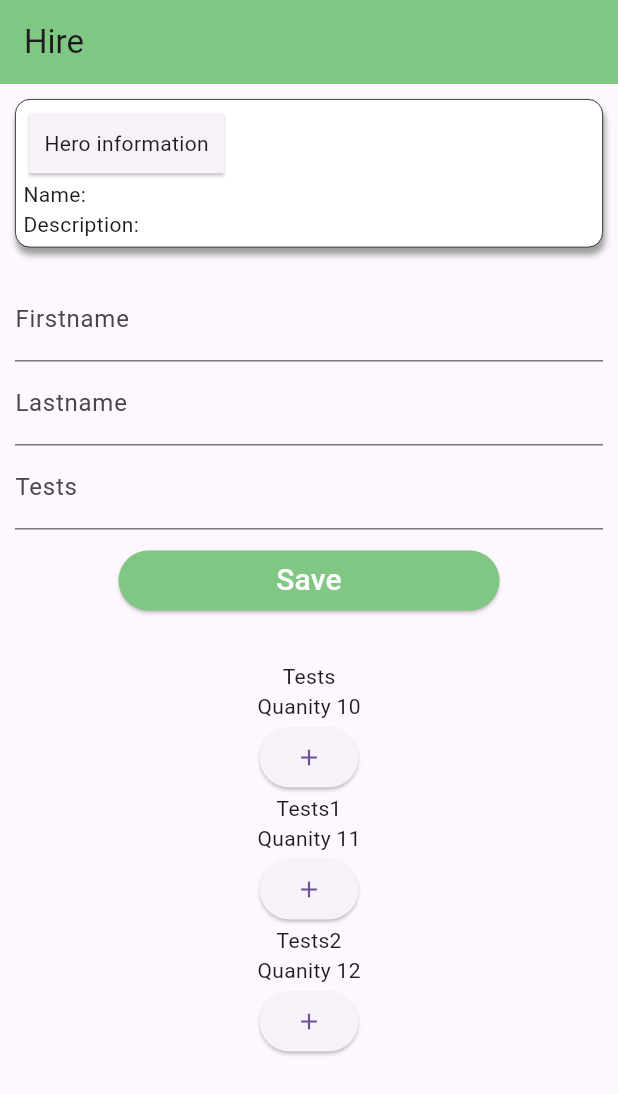
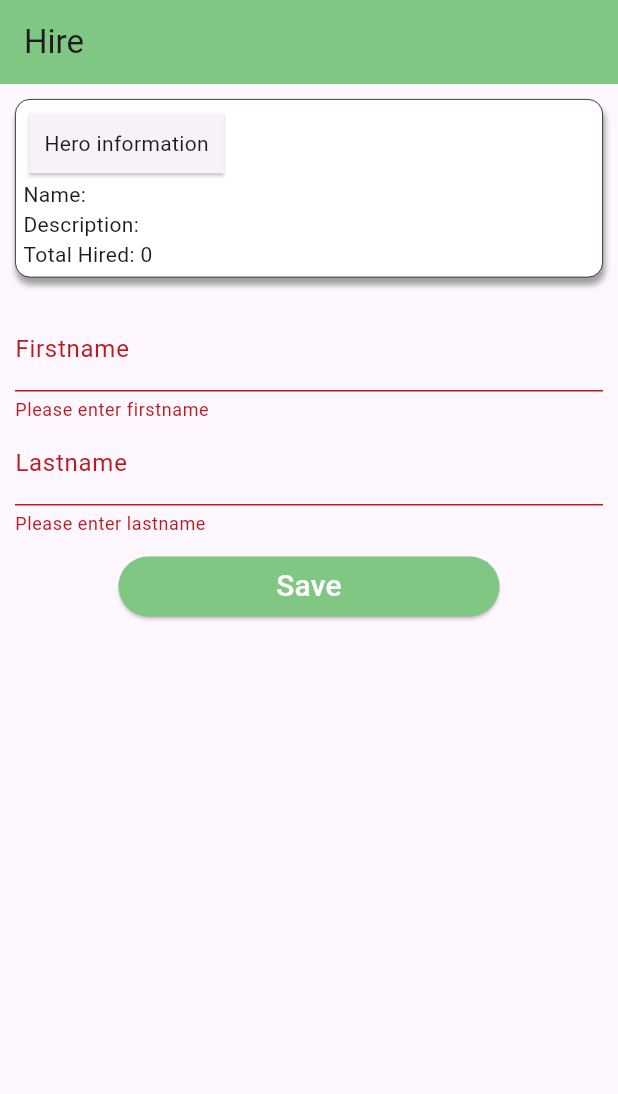
Before and after one commit to lisandrobatiancila/hero-fe, a Flutter app: the HirePage screen opened directly with empty values, after a tap on "Save", on a phone screen of 412 x 824 dp. Shown: the top 1094 px of the screen. Run offline on Flutter 3.47's test engine with Material 3 defaults, Android fonts, the phone set to English and light mode, and no system bars; our stand-ins replace fluttertoast; missing offline and left inert: bulleted_list, dart:ffi; network calls fail.

Commit message:
hire functionality

```diff
--- a/lib/src/features/dashboard/presentation/index.dart
+++ b/lib/src/features/dashboard/presentation/index.dart
@@ -5,7 +5,7 @@ import 'package:flutter/material.dart';
 import 'package:heroes/src/features/dashboard/service/dashboard.service.dart';
 import 'package:heroes/src/features/details/presentation/index.dart';
 import 'package:heroes/src/features/hire/presentation/index.dart';
-import 'package:heroes/src/features/shared/data/hero.domain.dart';
+import 'package:heroes/src/shared/data/hero.domain.dart';
 
 class DashBoardPage extends StatelessWidget {
   @override
@@ -73,6 +73,7 @@ class _DashBaord extends State<DashBoard> {
                 Text("Name: ${heroList[index].name}"),
                 Text("Power: ${heroList[index].power}"),
                 Text("Desc.: ${heroList[index].description}"),
+                Text("Total Hired: ${heroList[index].hiredCount}"),
                 Row(
                   mainAxisAlignment: MainAxisAlignment.center,
                   children: <Widget>[
--- a/lib/src/features/dashboard/service/dashboard.service.dart
+++ b/lib/src/features/dashboard/service/dashboard.service.dart
@@ -1,8 +1,8 @@
 import 'dart:convert';
 
-import 'package:heroes/src/features/shared/data/hero.data.dart';
-import 'package:heroes/src/features/shared/data/hero.domain.dart';
-import 'package:heroes/src/features/shared/ip/shared.constant.dart';
+import 'package:heroes/src/shared/data/hero.data.dart';
+import 'package:heroes/src/shared/data/hero.domain.dart';
+import 'package:heroes/src/shared/ip/shared.constant.dart';
 import 'package:http/http.dart' as http;
 
 class DashBoardService {
--- a/lib/src/features/details/presentation/index.dart
+++ b/lib/src/features/details/presentation/index.dart
@@ -1,7 +1,7 @@
 import 'dart:convert';
 
 import 'package:flutter/material.dart';
-import 'package:heroes/src/features/shared/data/hero.domain.dart';
+import 'package:heroes/src/shared/data/hero.domain.dart';
 import 'package:heroes/src/utility/hero.description.dart';
 import 'package:heroes/src/utility/string.dart';
 import 'package:bulleted_list/bulleted_list.dart';
--- /dev/null
+++ b/lib/src/features/hire/data/hireDTO.dart
@@ -0,0 +1,7 @@
+class HireHeroDTO {
+  final int heroID;
+  final String firstName;
+  final String lastName;
+
+  HireHeroDTO(this.heroID, this.firstName, this.lastName);
+}
--- a/lib/src/features/hire/presentation/index.dart
+++ b/lib/src/features/hire/presentation/index.dart
@@ -1,7 +1,10 @@
 import 'package:flutter/material.dart';
 import 'package:flutter/widgets.dart';
-import 'package:heroes/src/features/hire/domain/hire.test.dart';
-import 'package:heroes/src/features/shared/data/hero.domain.dart';
+import 'package:fluttertoast/fluttertoast.dart';
+import 'package:heroes/src/features/hire/data/hireDTO.dart';
+import 'package:heroes/src/features/hire/domain/hire.domain.dart';
+import 'package:heroes/src/features/hire/service/hire.service.dart';
+import 'package:heroes/src/shared/data/hero.domain.dart';
 
 class HirePage extends StatefulWidget{
   HirePage({required this.hero});
@@ -13,17 +16,36 @@ class HirePage extends StatefulWidget{
 
 class _HirePage extends State<HirePage> {
   late HeroDomain hero;
-  List<HireTestData> records = [
-    HireTestData(quantity: 10, name: "Tests"),
-    HireTestData(quantity: 11, name: "Tests1"),
-    HireTestData(quantity: 12, name: "Tests2"),
-  ];
+  HireHeroService _hireHeroService = HireHeroService();
+  TextEditingController _firstNameController = TextEditingController();
+  TextEditingController _lastNameController = TextEditingController();
+  final _formKey = GlobalKey<FormState>();
+  // List<HireTestData> records = [
+  //   HireTestData(quantity: 10, name: "Tests"),
+  //   HireTestData(quantity: 11, name: "Tests1"),
+  //   HireTestData(quantity: 12, name: "Tests2"),
+  // ];
 
   @override
   void initState() {
     // TODO: implement initState
     super.initState();
     hero = widget.hero;
+  }
+
+  void onSaveHiredHero () {
+    if (_formKey.currentState!.validate()) {
+      HireHeroDTO hireHero = HireHeroDTO(hero.id, _firstNameController.text, _lastNameController.text);
+      var response = _hireHeroService.hireHero(hireHero);
+
+      response.then((value) {
+        var code = value?.code;
+        var message = value?.message ?? "";
+        if (code == 200) {
+          Fluttertoast.showToast(msg: message);
+        }
+      });
+    }
   }
 
   @override
@@ -66,30 +88,46 @@ class _HirePage extends State<HirePage> {
                     ),
                   ),
                   Text("Name: ${hero.name}"),
-                  Text("Description: ${hero.description}")
+                  Text("Description: ${hero.description}"),
+                  Text("Total Hired: ${hero.hiredCount}")
                 ],
               ),
             ),
             Container(
               margin: const EdgeInsets.symmetric(vertical: 20.0),
               child: Form(
+                key: _formKey,
                 child: Column(
                   children: <Widget>[
                     TextFormField(
+                      controller: _firstNameController,
+                      validator: (value) {
+                        if (value == null || value.isEmpty) {
+                          return "Please enter firstname";
+                        }
+                        return null;
+                      },
                       decoration: const InputDecoration(
                         labelText: "Firstname"
                       ),
                     ),
                     TextFormField(
+                      controller: _lastNameController,
+                      validator: (value) {
+                        if (value == null || value.isEmpty) {
+                          return "Please enter lastname";
+                        }
+                        return null;
+                      },
                       decoration: const InputDecoration(
                         labelText: "Lastname"
                       ),
                     ),
-                    textFormFieldCustom("Tests", decoration: InputDecoration(labelText: "tests")),
+                    // textFormFieldCustom("Tests", decoration: InputDecoration(labelText: "tests")),
                     Container(
                       margin: const EdgeInsets.symmetric(vertical: 10.0),
                       child: ElevatedButton(
-                        onPressed: () {},
+                        onPressed: onSaveHiredHero,
                         style: ElevatedButton.styleFrom(
                           backgroundColor: Colors.green[300],
                         ),
@@ -110,40 +148,40 @@ class _HirePage extends State<HirePage> {
                 ),
               ),
             ),
-            ListView.builder(
-              shrinkWrap: true,
-              // physics: const NeverScrollableScrollPhysics(),
-              itemCount: records.length,
-              itemBuilder: (context, index) {
-                return Column(
-                  children: <Widget>[
-                    Text(records[index].name),
-                    Text('Quanity ${records[index].quantity}'),
-                    ElevatedButton(onPressed: () {
-                      records[index].quantity += 1;
-                      setState(() {
+            // ListView.builder(
+            //   shrinkWrap: true,
+            //   // physics: const NeverScrollableScrollPhysics(),
+            //   itemCount: records.length,
+            //   itemBuilder: (context, index) {
+            //     return Column(
+            //       children: <Widget>[
+            //         Text(records[index].name),
+            //         Text('Quanity ${records[index].quantity}'),
+            //         ElevatedButton(onPressed: () {
+            //           records[index].quantity += 1;
+            //           setState(() {
 
-                      });
-                    },
-                    child: Icon(Icons.add))
-                  ],
-                );
-            })
+            //           });
+            //         },
+            //         child: Icon(Icons.add))
+            //       ],
+            //     );
+            // })
           ],
         ),
       ),
     );
   }
 
-  Widget textFormFieldCustom (String hint, {InputDecoration? decoration}) {
-    return TextFormField(
-      decoration: InputDecoration(
-        labelText: hint
-      )
-    );
-  }
+  // Widget textFormFieldCustom (String hint, {InputDecoration? decoration}) {
+  //   return TextFormField(
+  //     decoration: InputDecoration(
+  //       labelText: hint
+  //     )
+  //   );
+  // }
 
-  Widget customContainer () {
-    return Image.asset("images/one.jpeg");
-  }
+  // Widget customContainer () {
+  //   return Image.asset("images/one.jpeg");
+  // }
 }
--- a/lib/src/features/login/service/login.service.dart
+++ b/lib/src/features/login/service/login.service.dart
@@ -4,7 +4,7 @@ import 'dart:io';
 import 'package:fluttertoast/fluttertoast.dart';
 import 'package:heroes/src/features/login/data/loginDTO.dart';
 import 'package:heroes/src/features/login/domain/login.domain.dart';
-import 'package:heroes/src/features/shared/ip/shared.constant.dart';
+import 'package:heroes/src/shared/ip/shared.constant.dart';
 import 'package:http/http.dart' as http;
 
 class LoginService {
--- a/lib/src/features/shared/data/hero.domain.dart
+++ /dev/null
@@ -1,19 +0,0 @@
-class HeroDomain {
-  final int id;
-  final String name;
-  final String power;
-  final String description;
-
-  HeroDomain({required this.id, required this.name, required this.power, required this.description});
-
-  factory HeroDomain.fromJson(Map<String, dynamic> json) => HeroDomain(
-      id: json['id'] ?? 0,
-      name: json['name']?? "",
-      power: json['power']?? "",
-      description: json['description']?? ""
-    );
-
-  Map<String, dynamic> toJson() {
-    return {'id':id , 'name': id, 'power': power, 'description': description};
-  }
-}
--- a/lib/src/features/shared/ip/shared.constant.dart
+++ /dev/null
@@ -1,4 +0,0 @@
-class SharedConstants {
-  static const String ip = "10.10.8.142";
-
-}
--- a/lib/src/features/shared/service/shared.service.dart
+++ /dev/null
@@ -1,6 +0,0 @@
-import 'package:heroes/src/features/shared/ip/shared.constant.dart';
-import 'package:http/http.dart' as http;
-
-class SharedService {
-
-}
--- a/lib/src/features/signup/service/signup.service.dart
+++ b/lib/src/features/signup/service/signup.service.dart
@@ -1,7 +1,7 @@
 import 'dart:convert';
 
 import 'package:fluttertoast/fluttertoast.dart';
-import 'package:heroes/src/features/shared/ip/shared.constant.dart';
+import 'package:heroes/src/shared/ip/shared.constant.dart';
 import 'package:heroes/src/features/signup/data/signup.data.dart';
 import 'package:heroes/src/features/signup/domain/signup.domain.dart';
 import 'package:http/http.dart' as http;
--- /dev/null
+++ b/lib/src/shared/data/hero.domain.dart
@@ -0,0 +1,21 @@
+class HeroDomain {
+  final int id;
+  final String name;
+  final String power;
+  final String description;
+  final int hiredCount;
+
+  HeroDomain({required this.id, required this.name, required this.power, required this.description, required this.hiredCount});
+
+  factory HeroDomain.fromJson(Map<String, dynamic> json) => HeroDomain(
+      id: json['id'] ?? 0,
+      name: json['name']?? "",
+      power: json['power']?? "",
+      description: json['description']?? "",
+      hiredCount: json['hire_count'] ?? "",
+    );
+
+  Map<String, dynamic> toJson() {
+    return {'id':id , 'name': id, 'power': power, 'description': description, "hire_count": hiredCount};
+  }
+}
--- /dev/null
+++ b/lib/src/shared/domain/shared.domain.dart
@@ -0,0 +1,11 @@
+class ResponseDomain {
+  final int code;
+  final String message;
+
+  ResponseDomain({required this.code, required this.message});
+
+  factory ResponseDomain.fromJson (Map<String, dynamic> json) => ResponseDomain(
+    code: json['code'],
+    message: json['message'],
+  );
+}
--- /dev/null
+++ b/lib/src/shared/ip/shared.constant.dart
@@ -0,0 +1,4 @@
+class SharedConstants {
+  static const String ip = "192.168.119.134";
+
+}
--- /dev/null
+++ b/lib/src/shared/service/shared.service.dart
@@ -0,0 +1,6 @@
+import 'package:heroes/src/shared/ip/shared.constant.dart';
+import 'package:http/http.dart' as http;
+
+class SharedService {
+
+}
--- a/lib/src/utility/string.dart
+++ b/lib/src/utility/string.dart
@@ -10,4 +10,7 @@ class StringManipulation {
     }
     return newWord;
   }
+  String parseNumberToString(int param) {
+    return param.toString();
+  }
 }
```
Also changed, not shown: lib/src/features/hire/domain/hire.test.dart (deleted, +0 -6 lines), lib/src/features/hire/service/hire.service.dart (added, +32 -0 lines), lib/src/features/hire/domain/hire.domain.dart (added), lib/src/shared/data/hero.data.dart (renamed from lib/src/features/shared/data/hero.data.dart).
